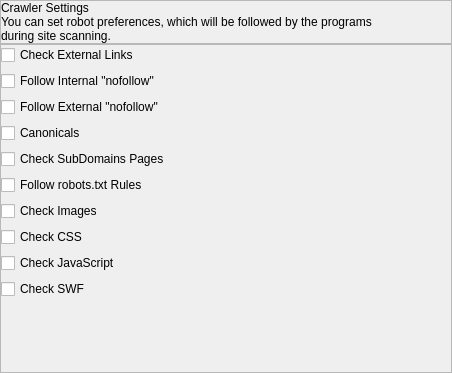
First picture: the form in seospider/ui/crawler_settings_widget.ui, repository andrascii/RiveSolutions_SEO_Spider, before the edit.
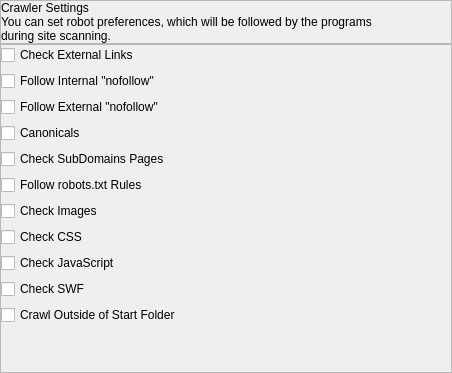
Second picture: the form after the edit.

Commit message: добавлена опция crawl outside of start folder

```diff
--- a/seospider/ui/crawler_settings_widget.ui
+++ b/seospider/ui/crawler_settings_widget.ui
@@ -246,6 +246,16 @@
           </property>
          </widget>
         </item>
+        <item>
+         <widget class="QCheckBox" name="checkBox_11">
+          <property name="text">
+           <string>Crawl Outside of Start Folder</string>
+          </property>
+          <property name="controlKey" stdset="0">
+           <string notr="true">crawlOutsideOfStartFolder</string>
+          </property>
+         </widget>
+        </item>
        </layout>
       </item>
       <item>
```
The commit also changes 3 other files.
